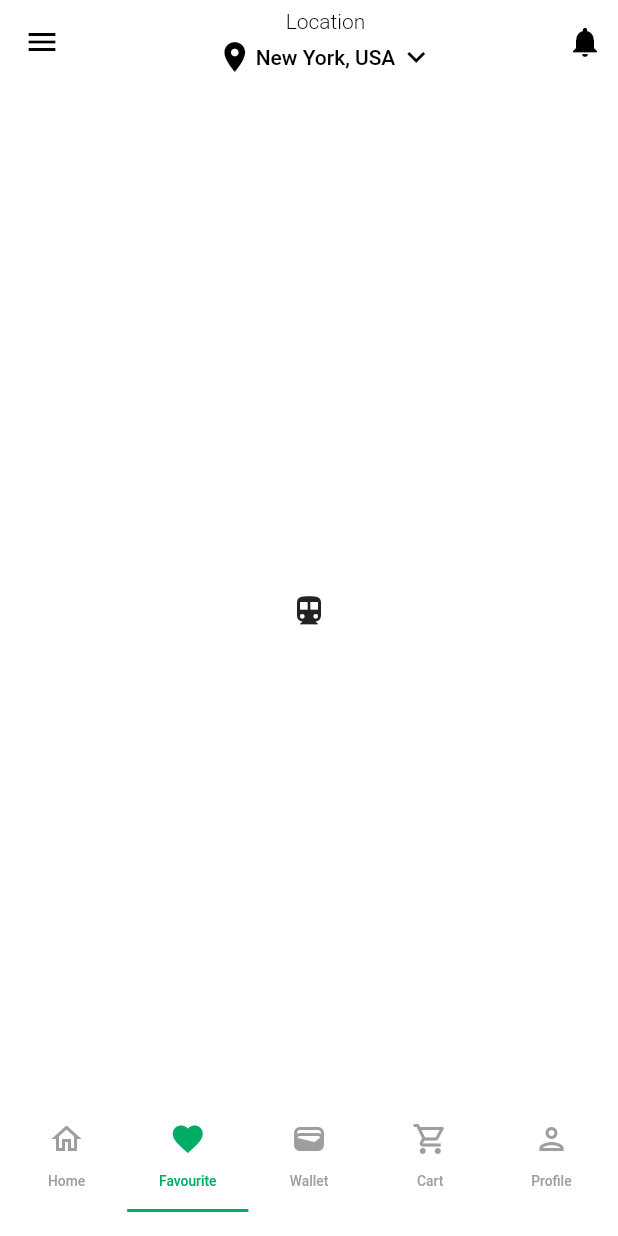
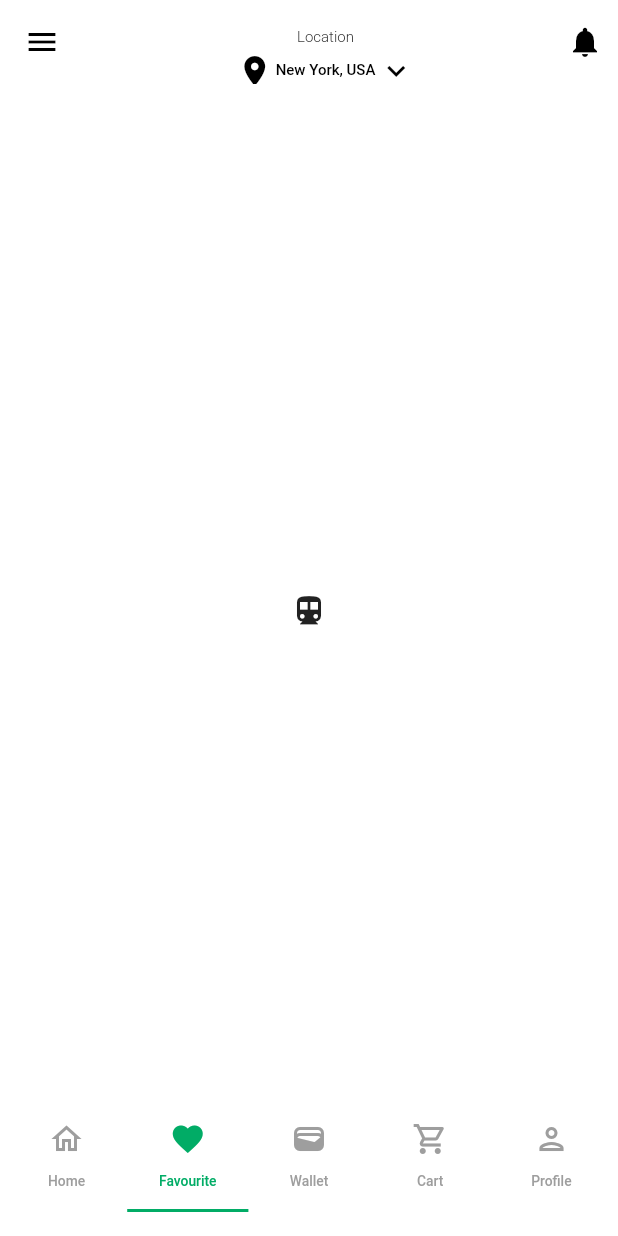
Before and after one commit to ramaagusdwi/grocery_mobile_app, a Flutter app: the screen it shows after launch, item 2 of the bottom bar chosen, on a phone screen of 412 x 824 dp. Run offline on Flutter 3.47's test engine with Material 2 defaults, Android fonts, the phone set to English and light mode, and no system bars; our stand-ins replace go_router.

Commit message:
styling text center title appbar

```diff
--- a/lib/resources/text_style_resource.dart
+++ b/lib/resources/text_style_resource.dart
@@ -27,9 +27,17 @@ const textStyle14BlackColorLight = TextStyle(
   fontWeight: FontWeight.w300,
 );
 
+const textStyle10BlackColorLight = TextStyle(
+  color: blackColor,
+  fontSize: 10,
+  fontWeight: FontWeight.w300,
+);
 
 const textStyle14BlackColorMedium =
     TextStyle(color: blackColor, fontSize: 14, fontWeight: FontWeight.w500);
+
+const textStyle10BlackColorMedium =
+    TextStyle(color: blackColor, fontSize: 10, fontWeight: FontWeight.w500);
 
 const textStyle14BlackColorBold =
     TextStyle(color: blackColor, fontSize: 14, fontWeight: FontWeight.bold);
--- a/lib/screens/main_screen.dart
+++ b/lib/screens/main_screen.dart
@@ -76,13 +76,14 @@ class _MainScreenState extends State<MainScreen>
             elevation: 0,
             backgroundColor: const Color.fromRGBO(255, 255, 255, 1),
             centerTitle: true,
-            title: Center(
+            title: Padding(
+              padding: const EdgeInsets.only(top: 22.0),
               child: Column(
                 crossAxisAlignment: CrossAxisAlignment.center,
                 children: [
                   const Text(
                     'Location',
-                    style: textStyle14BlackColorLight,
+                    style: textStyle10BlackColorLight,
                   ),
                   const GapHeight(4.0),
                   Row(
@@ -91,7 +92,7 @@ class _MainScreenState extends State<MainScreen>
                       const Icon(Icons.location_on, color: blackColor),
                       GapWidth(2.0),
                       const Text('New York, USA',
-                          style: textStyle14BlackColorMedium),
+                          style: textStyle10BlackColorMedium),
                       GapWidth(2.0),
                       const Icon(Icons.keyboard_arrow_down, color: blackColor),
                     ],
```
